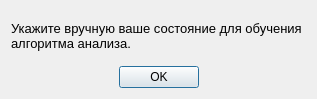
Old version of the form dialog.ui in the repository egorguslyan/kvantoriada.
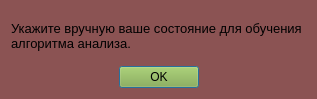
New version of the form.

Patch:
```diff
--- a/dialog.ui
+++ b/dialog.ui
@@ -22,6 +22,9 @@
   <property name="windowTitle">
    <string>Предупреждение</string>
   </property>
+  <property name="styleSheet">
+   <string notr="true">background-color: rgb(139, 83, 83);</string>
+  </property>
   <layout class="QVBoxLayout" name="verticalLayout">
    <property name="sizeConstraint">
     <enum>QLayout::SetDefaultConstraint</enum>
@@ -46,6 +49,9 @@
    </item>
    <item>
     <widget class="QDialogButtonBox" name="buttonBox">
+     <property name="styleSheet">
+      <string notr="true">background-color: rgb(137, 173, 59);</string>
+     </property>
      <property name="orientation">
       <enum>Qt::Horizontal</enum>
      </property>
```
